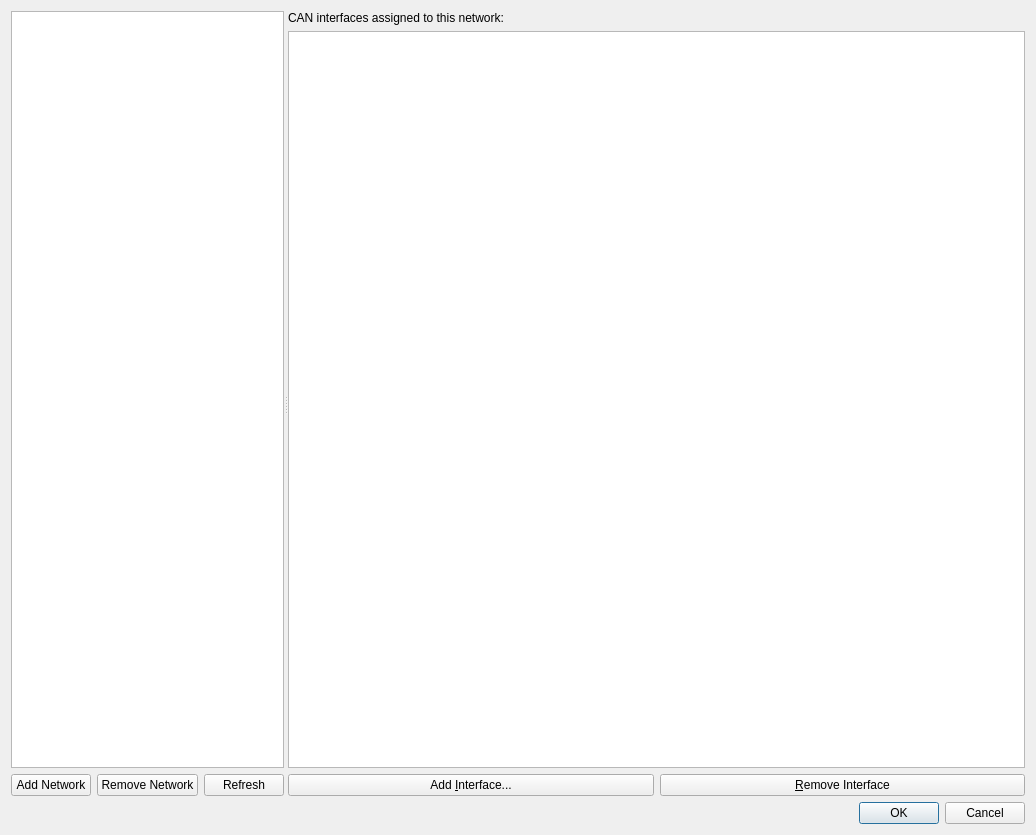
Above: src/window/SetupDialog/SetupDialog.ui from soda-code/CAN_Analyzer_g before the change. Below: the same form after it.
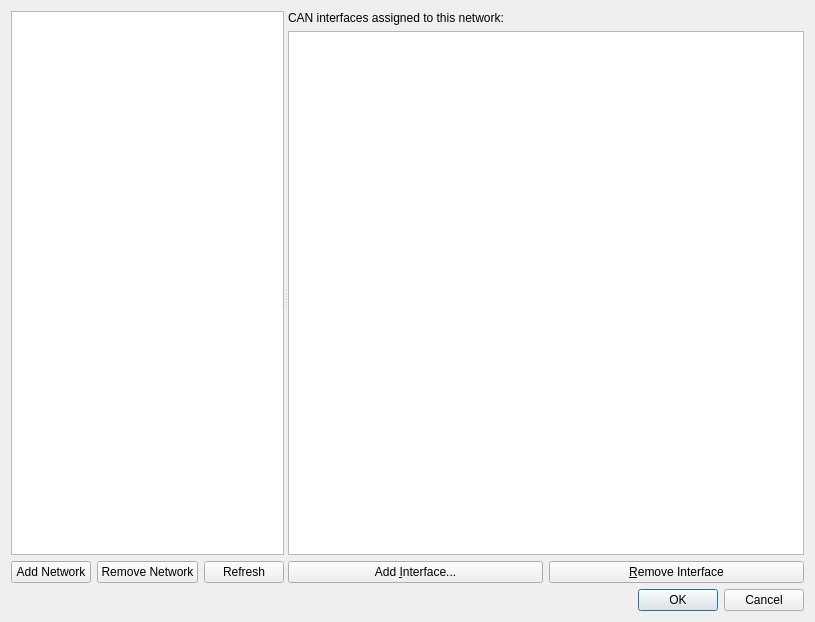
That is the form after the change.

```diff
--- a/src/window/SetupDialog/SetupDialog.ui
+++ b/src/window/SetupDialog/SetupDialog.ui
@@ -6,8 +6,8 @@
    <rect>
     <x>0</x>
     <y>0</y>
-    <width>1036</width>
-    <height>835</height>
+    <width>815</width>
+    <height>622</height>
    </rect>
   </property>
   <property name="windowTitle">
```
Left out of the diff: 10 changed lines with no effect on the pictures.
